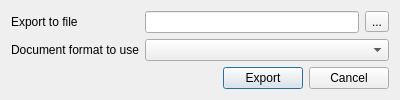
violethaze74/ugene, file src/plugins/assembly_browser/src/ui/ExportReadsDialog.ui: the form before one commit.
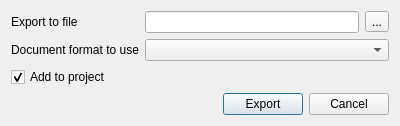
The form after the commit.

Commit message: UGENE-250: "add to project" button added to export reads dialog

Diff of the .ui file:
```diff
--- a/src/plugins/assembly_browser/src/ui/ExportReadsDialog.ui
+++ b/src/plugins/assembly_browser/src/ui/ExportReadsDialog.ui
@@ -7,7 +7,7 @@
     <x>0</x>
     <y>0</y>
     <width>400</width>
-    <height>99</height>
+    <height>123</height>
    </rect>
   </property>
   <property name="windowTitle">
@@ -45,6 +45,16 @@
      </item>
     </layout>
    </item>
+   <item>
+    <widget class="QCheckBox" name="addToProjectCheckBox">
+     <property name="text">
+      <string>Add to project</string>
+     </property>
+     <property name="checked">
+      <bool>true</bool>
+     </property>
+    </widget>
+   </item>
    <item>
     <layout class="QHBoxLayout" name="horizontalLayout">
      <item>
```
The commit also changes 3 other files.
